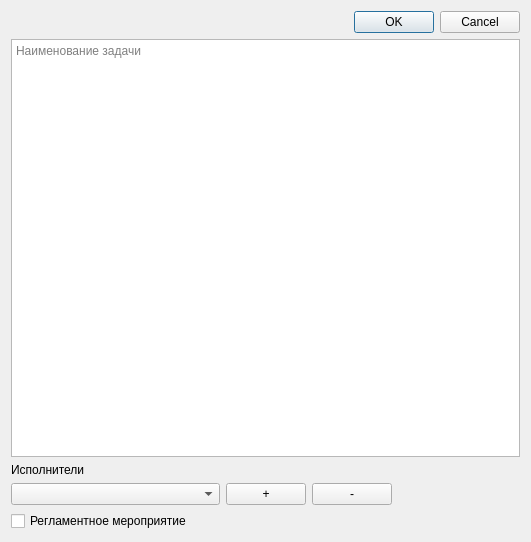
This is ui_files/add_task_dialog.ui in Yudin-num2/EVP_QT6 as Qt 5 draws it before an edit. The edited form follows.
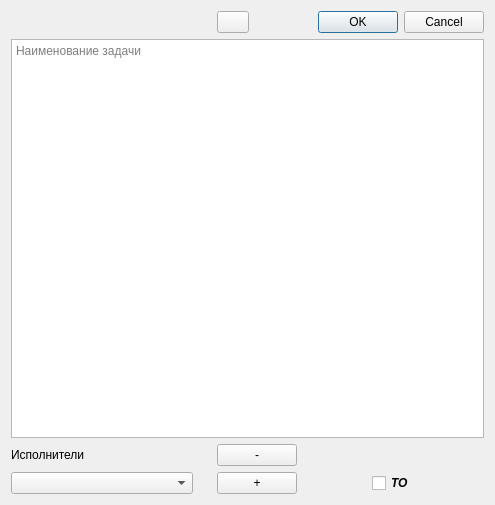
This is the edited form. Icons and pictures are not drawn.

Commit message: add function 'add_photo'

```diff
--- a/ui_files/add_task_dialog.ui
+++ b/ui_files/add_task_dialog.ui
@@ -6,8 +6,8 @@
    <rect>
     <x>0</x>
     <y>0</y>
-    <width>531</width>
-    <height>542</height>
+    <width>495</width>
+    <height>505</height>
    </rect>
   </property>
   <property name="windowTitle">
@@ -18,14 +18,43 @@
     <normaloff>.</normaloff>.</iconset>
   </property>
   <layout class="QGridLayout" name="gridLayout">
-   <item row="3" column="0">
-    <widget class="QLabel" name="workers_label">
+   <item row="4" column="4">
+    <widget class="QPushButton" name="remove_worker_button">
+     <property name="sizePolicy">
+      <sizepolicy hsizetype="Fixed" vsizetype="Fixed">
+       <horstretch>0</horstretch>
+       <verstretch>0</verstretch>
+      </sizepolicy>
+     </property>
      <property name="text">
-      <string>Исполнители</string>
+      <string>-</string>
      </property>
     </widget>
    </item>
-   <item row="4" column="0">
+   <item row="0" column="5">
+    <widget class="QDialogButtonBox" name="buttonBox">
+     <property name="orientation">
+      <enum>Qt::Horizontal</enum>
+     </property>
+     <property name="standardButtons">
+      <set>QDialogButtonBox::Cancel|QDialogButtonBox::Ok</set>
+     </property>
+     <property name="centerButtons">
+      <bool>false</bool>
+     </property>
+    </widget>
+   </item>
+   <item row="2" column="0" colspan="6">
+    <widget class="QPlainTextEdit" name="text_task">
+     <property name="toolTip">
+      <string>&lt;html&gt;&lt;head/&gt;&lt;body&gt;&lt;p align=&quot;center&quot;&gt;При нажатии флажка &amp;quot;ТО&amp;quot;, данное поле закрыто для записи. Данные запишутся автоматически&lt;/p&gt;&lt;/body&gt;&lt;/html&gt;</string>
+     </property>
+     <property name="placeholderText">
+      <string>Наименование задачи</string>
+     </property>
+    </widget>
+   </item>
+   <item row="5" column="0">
     <widget class="QComboBox" name="worker_combobox">
      <property name="sizePolicy">
       <sizepolicy hsizetype="Expanding" vsizetype="Preferred">
@@ -44,27 +73,20 @@
      </property>
     </widget>
    </item>
-   <item row="1" column="0" colspan="3">
-    <widget class="QPlainTextEdit" name="text_task">
-     <property name="placeholderText">
-      <string>Наименование задачи</string>
+   <item row="5" column="5" alignment="Qt::AlignHCenter">
+    <widget class="QCheckBox" name="routine_checkbox">
+     <property name="font">
+      <font>
+       <italic>true</italic>
+       <bold>true</bold>
+      </font>
      </property>
-    </widget>
-   </item>
-   <item row="0" column="2">
-    <widget class="QDialogButtonBox" name="buttonBox">
-     <property name="orientation">
-      <enum>Qt::Horizontal</enum>
+     <property name="text">
+      <string>ТО</string>
      </property>
-     <property name="standardButtons">
-      <set>QDialogButtonBox::Cancel|QDialogButtonBox::Ok</set>
-     </property>
-     <property name="centerButtons">
-      <bool>false</bool>
-     </property>
     </widget>
    </item>
-   <item row="4" column="1">
+   <item row="5" column="4">
     <widget class="QPushButton" name="add_worker_button">
      <property name="sizePolicy">
       <sizepolicy hsizetype="Fixed" vsizetype="Fixed">
@@ -77,23 +99,49 @@
      </property>
     </widget>
    </item>
-   <item row="4" column="2">
-    <widget class="QPushButton" name="remove_worker_button">
-     <property name="sizePolicy">
-      <sizepolicy hsizetype="Fixed" vsizetype="Fixed">
-       <horstretch>0</horstretch>
-       <verstretch>0</verstretch>
-      </sizepolicy>
+   <item row="4" column="0">
+    <widget class="QLabel" name="workers_label">
+     <property name="text">
+      <string>Исполнители</string>
      </property>
+    </widget>
+   </item>
+   <item row="0" column="4">
+    <widget class="QPushButton" name="add_photo">
+     <property name="maximumSize">
+      <size>
+       <width>32</width>
+       <height>32</height>
+      </size>
+     </property>
+     <property name="toolTip">
+      <string>&lt;html&gt;&lt;head/&gt;&lt;body&gt;&lt;p&gt;Прикрепить фото&lt;/p&gt;&lt;/body&gt;&lt;/html&gt;</string>
+     </property>
+     <property name="autoFillBackground">
+      <bool>false</bool>
+     </property>
      <property name="text">
-      <string>-</string>
+      <string/>
      </property>
+     <property name="icon">
+      <iconset>
+       <normaloff>../Images/add_photo_photo_tool_chatting_social_media_icon_197276.svg</normaloff>../Images/add_photo_photo_tool_chatting_social_media_icon_197276.svg</iconset>
+     </property>
+     <property name="iconSize">
+      <size>
+       <width>32</width>
+       <height>32</height>
+      </size>
+     </property>
     </widget>
    </item>
-   <item row="5" column="0">
-    <widget class="QCheckBox" name="checkBox">
+   <item row="0" column="0">
+    <widget class="QLabel" name="photo_name">
      <property name="text">
-      <string>Регламентное мероприятие</string>
+      <string/>
+     </property>
+     <property name="scaledContents">
+      <bool>false</bool>
      </property>
     </widget>
    </item>
```
Left out of the diff: 2 changed lines with no effect on the pictures. The commit also changes 5 other files.
